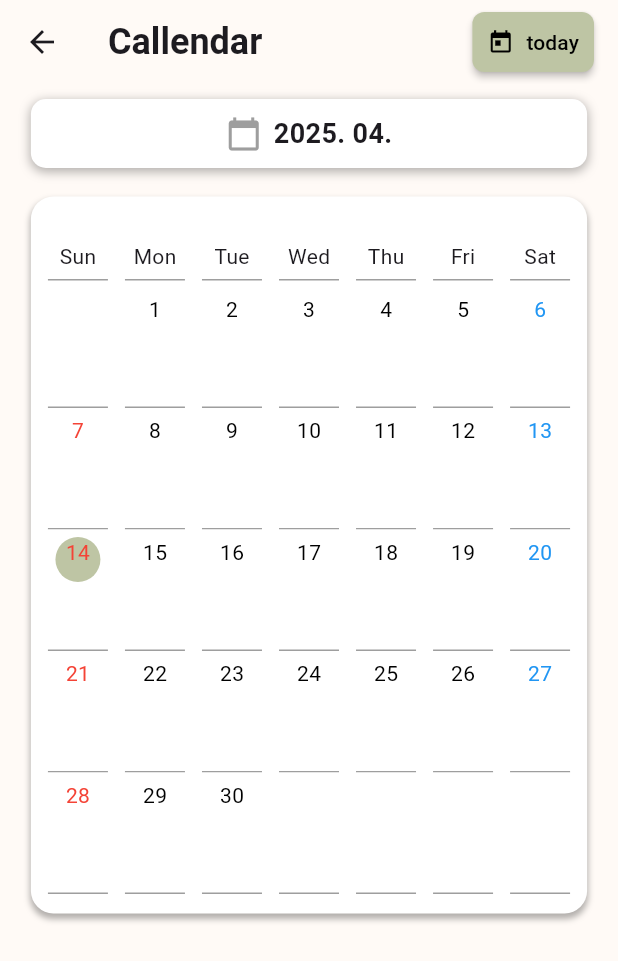
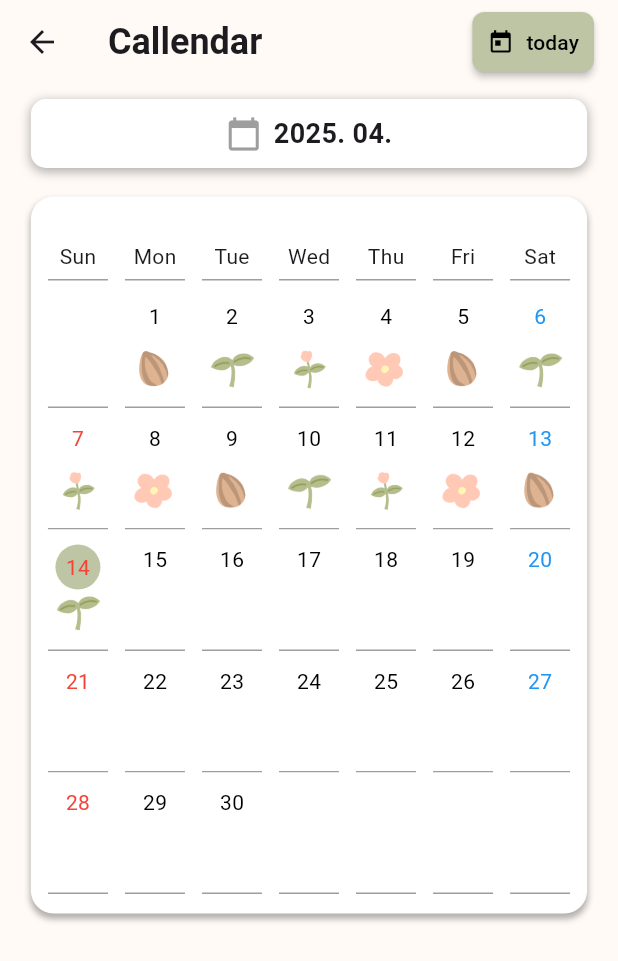
Before and after one commit to APAC-Solution-Challenge-2025/FrontEnd, a Flutter app: the screen it shows after launch, after a tap on "Go to report main page", on a phone screen of 412 x 824 dp. Shown: the top 961 px of the screen. Run offline on Flutter 3.47's test engine with Material 3 defaults, Android fonts, the phone set to English and light mode, and no system bars; our stand-ins replace sign_in_with_apple.

Commit message:
Feat: 달성률에 따른 이미지 기능 추가

```diff
--- a/lib/main.dart
+++ b/lib/main.dart
@@ -1,9 +1,17 @@
 import 'package:flutter/material.dart';
 import '../routes.dart';
+import 'provider/calendar_data.dart';
+import 'package:provider/provider.dart';
 
 void main() {
-  runApp(const MyApp());
+  runApp(
+    ChangeNotifierProvider(
+      create: (_) => CalendarData(),
+      child: const MyApp(),
+    ),
+  );
 }
+
 
 class MyApp extends StatelessWidget {
   const MyApp({super.key});
--- /dev/null
+++ b/lib/provider/calendar_data.dart
@@ -0,0 +1,36 @@
+import 'package:flutter/foundation.dart';
+
+class CalendarData with ChangeNotifier {
+  final Map<String, int> _progressByDate = {
+  "2025-04-01": 0,
+  "2025-04-02": 1,
+  "2025-04-03": 2,
+  "2025-04-04": 3,
+  "2025-04-05": 0,
+  "2025-04-06": 1,
+  "2025-04-07": 2,
+  "2025-04-08": 3,
+  "2025-04-09": 0,
+  "2025-04-10": 1,
+  "2025-04-11": 2,
+  "2025-04-12": 3,
+  "2025-04-13": 0,
+  "2025-04-14": 1,
+  };
+
+
+  int getProgress(String date) {
+    return _progressByDate[date] ?? -1;
+  }
+
+  void setProgress(String date, int progress) {
+    if (progress >= 0 && progress <= 3) {
+      _progressByDate[date] = progress;
+      notifyListeners();
+    } else {
+      throw ArgumentError("Progress 값은 0~3 사이여야 합니다.");
+    }
+  }
+
+  Map<String, int> get allProgress => _progressByDate;
+}
--- a/lib/screens/main_tabs/report/report_main_page.dart
+++ b/lib/screens/main_tabs/report/report_main_page.dart
@@ -1,5 +1,7 @@
 import 'package:flutter/material.dart';
 import 'package:intl/intl.dart';
+import 'package:provider/provider.dart';
+import '../../../provider/calendar_data.dart';
 
 class ReportMainPage extends StatefulWidget {
   const ReportMainPage({super.key});
@@ -13,6 +15,8 @@ class _ReportMainPageState extends State<ReportMainPage> {
 
   @override
   Widget build(BuildContext context) {
+  final calendarData = Provider.of<CalendarData>(context);
+
     DateTime now = selectedDate;
     int days = daysInMonth(now);
     int startDay = DateTime(now.year, now.month, 1).weekday;
@@ -188,7 +192,19 @@ class _ReportMainPageState extends State<ReportMainPage> {
                                           color: Colors.white,
                                         ),
                                         child: Stack(
+                                          alignment: Alignment.center,
+                                          children: [
+                                            // 날짜 텍스트
+                                            Container(
                                               alignment: Alignment.topCenter,
+                                              width: 40,
+                                              height: 70,
+                                              padding: const EdgeInsets.only(top: 5),
+                                              decoration: const BoxDecoration(
+                                                color: Colors.white,
+                                              ),
+                                              child: Stack(
+                                                alignment: Alignment.center,
                                                 children: [
                                                   if (dates[weekIndex * 7 + i] != null &&
                                                     DateTime(
@@ -207,10 +223,9 @@ class _ReportMainPageState extends State<ReportMainPage> {
                                                         color: Color(0xFFBEC5A4),
                                                       ),
                                                     ),
+                                                  // 텍스트를 원 위에 렌더링
                                                   Text(
-                                              dates[weekIndex * 7 + i]
-                                                      ?.toString() ??
-                                                  "",
+                                                    dates[weekIndex * 7 + i]?.toString() ?? "",
                                                     style: TextStyle(
                                                       fontSize: 14,
                                                       color: dates[weekIndex * 7 + i] != null &&
@@ -218,20 +233,50 @@ class _ReportMainPageState extends State<ReportMainPage> {
                                                                 now.year,
                                                                 now.month,
                                                                 dates[weekIndex * 7 + i]!,
-                                                            ).weekday ==
-                                                            7
+                                                              ).weekday == 7
                                                           ? Colors.blue
                                                           : dates[weekIndex * 7 + i] != null &&
                                                                   DateTime(
                                                                     now.year,
                                                                     now.month,
                                                                     dates[weekIndex * 7 + i]!,
-                                                                ).weekday ==
-                                                                1
+                                                                  ).weekday == 1
                                                               ? Colors.red
                                                               : Colors.black,
                                                     ),
                                                   ),
+                                                ],
+                                              ),
+                                            ),
+
+                                            // 목표 달성 이미지
+                                            Builder(builder: (context) {
+                                              String dateKey = "${now.year.toString().padLeft(4, '0')}-${now.month.toString().padLeft(2, '0')}-${dates[weekIndex * 7 + i]?.toString().padLeft(2, '0') ?? '00'}";
+                                              int progress = calendarData.getProgress(dateKey);
+
+                                              Widget? progressImage;
+                                              switch (progress) {
+                                                case 0:
+                                                  progressImage = Image.asset('assets/images/step0.png', width: 30);
+                                                  break;
+                                                case 1:
+                                                  progressImage = Image.asset('assets/images/step1.png', width: 30);
+                                                  break;
+                                                case 2:
+                                                  progressImage = Image.asset('assets/images/step2.png', width: 30);
+                                                  break;
+                                                case 3:
+                                                  progressImage = Image.asset('assets/images/step3.png', width: 30);
+                                                  break;
+                                                default:
+                                                  progressImage = null;
+                                              }
+
+                                              return Positioned(
+                                                top: 35,
+                                                child: progressImage ?? const SizedBox.shrink(),
+                                              );
+                                            }),
                                           ],
                                         ),
                                       ),
--- a/pubspec.yaml
+++ b/pubspec.yaml
@@ -11,6 +11,7 @@ dependencies:
   intl: ^0.17.0
   flutter_signin_button: ^2.0.0
   sign_in_with_apple: ^6.1.4
+  provider: ^6.1.0
 
 
 dev_dependencies:
@@ -30,3 +31,4 @@ flutter:
     -  assets/images/login_choose_hobby_page.png
     -  assets/images/next_button.png
     -  assets/images/login_health_check_page.png
+    -  assets/images/
```
Also changed, not shown: pubspec.lock. Lines whose indentation alone changed are shown as unchanged.
